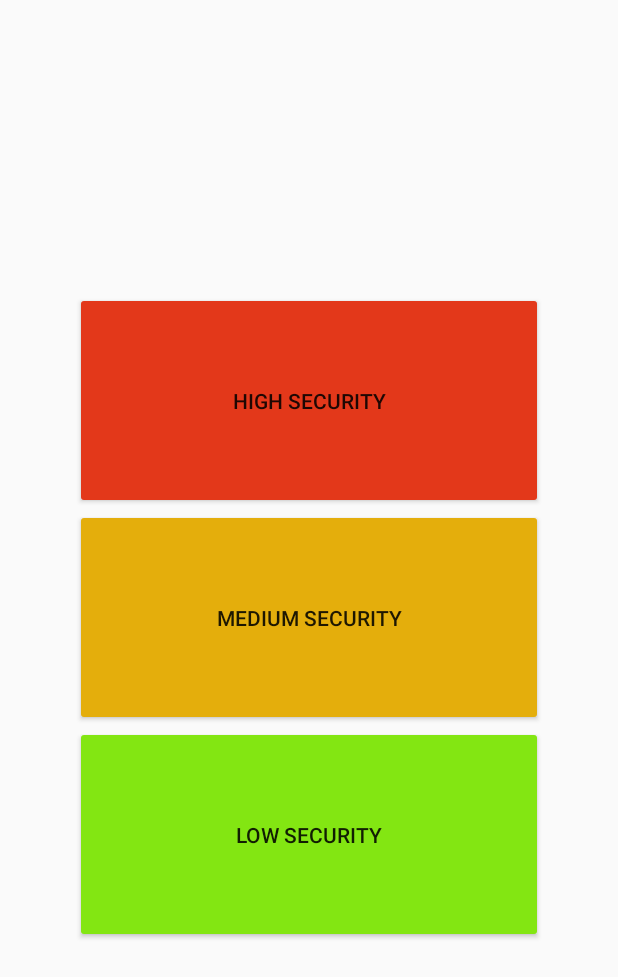
After one commit to Ikewolf77/SYM_Labo3, an Android app: the layout activity_nfc.xml on its own in the app's theme, with its tools: preview values and no code run, on a phone screen of 412 x 824 dp. The commit adds this screen. Shown: the top 977 px of the screen. Run offline under Robolectric (Android 15) with nearby library versions, the phone set to English and light mode, and no system bars.

Commit message:
NFC buttons setup

```diff
--- a/app/build.gradle
+++ b/app/build.gradle
@@ -8,7 +8,7 @@ android {
 
     defaultConfig {
         applicationId "com.moodboardapp.sym_labo2"
-        minSdkVersion 16
+        minSdkVersion 21
         targetSdkVersion 30
         versionCode 1
         versionName "1.0"
--- a/app/src/main/java/com/moodboardapp/sym_labo2/Activity3.kt
+++ b/app/src/main/java/com/moodboardapp/sym_labo2/Activity3.kt
@@ -8,7 +8,7 @@ import android.widget.Button
 import android.widget.EditText
 
 class Activity3 : AppCompatActivity() {
-    /* NFC */
+    /* NFC login */
     private lateinit var usernameInput: EditText
     private lateinit var passwordInput: EditText
     private lateinit var connectButton: Button
@@ -37,7 +37,6 @@ class Activity3 : AppCompatActivity() {
                 startActivity(intent)
             }
         }
-
     }
 
     companion object {
--- a/app/src/main/java/com/moodboardapp/sym_labo2/NFCActivity.kt
+++ b/app/src/main/java/com/moodboardapp/sym_labo2/NFCActivity.kt
@@ -10,10 +10,26 @@ import android.widget.EditText
 class NFCActivity : AppCompatActivity() {
     /* NFC */
 
+    private lateinit var highSecurityButton: Button
+    private lateinit var mediumSecurityButton: Button
+    private lateinit var lowSecurityButton: Button
+
     override fun onCreate(savedInstanceState: Bundle?) {
         super.onCreate(savedInstanceState)
         setContentView(R.layout.activity_3)
 
+        highSecurityButton = findViewById(R.id.high_security)
+        mediumSecurityButton = findViewById(R.id.medium_security)
+        lowSecurityButton = findViewById(R.id.low_security)
 
+        highSecurityButton.setOnClickListener {
+            // todo
+        }
+        mediumSecurityButton.setOnClickListener {
+            // todo
+        }
+        lowSecurityButton.setOnClickListener {
+            // todo
+        }
     }
 }
--- /dev/null
+++ b/app/src/main/res/layout/activity_nfc.xml
@@ -0,0 +1,34 @@
+<?xml version="1.0" encoding="utf-8"?>
+<LinearLayout xmlns:android="http://schemas.android.com/apk/res/android"
+    xmlns:tools="http://schemas.android.com/tools"
+    android:layout_width="match_parent"
+    android:layout_height="match_parent"
+    tools:context=".MainActivity"
+    android:orientation="vertical"
+    android:gravity="center"
+    android:weightSum="5"
+    android:padding="50dp">
+
+    <Button
+        android:id="@+id/high_security"
+        android:layout_width="match_parent"
+        android:layout_height="0dp"
+        android:layout_weight="1"
+        android:backgroundTint="@color/highSecurity"
+        android:text="@string/nfc_high"/>
+    <Button
+        android:id="@+id/medium_security"
+        android:layout_width="match_parent"
+        android:layout_height="0dp"
+        android:layout_weight="1"
+        android:backgroundTint="@color/mediumSecurity"
+        android:text="@string/nfc_medium"/>
+    <Button
+        android:id="@+id/low_security"
+        android:layout_width="match_parent"
+        android:layout_height="0dp"
+        android:layout_weight="1"
+        android:backgroundTint="@color/lowSecurity"
+        android:text="@string/nfc_low"/>
+
+</LinearLayout>
--- a/app/src/main/res/values/colors.xml
+++ b/app/src/main/res/values/colors.xml
@@ -3,4 +3,10 @@
     <color name="colorPrimary">#6200EE</color>
     <color name="colorPrimaryDark">#3700B3</color>
     <color name="colorAccent">#03DAC5</color>
+
+
+    <color name="highSecurity">#E3381A</color>
+    <color name="mediumSecurity">#E4AE0C</color>
+    <color name="lowSecurity">#83E612</color>
+
 </resources>
--- a/app/src/main/res/values/strings.xml
+++ b/app/src/main/res/values/strings.xml
@@ -10,6 +10,8 @@
     <string name="nfc_username">Username</string>
     <string name="nfc_password">Password</string>
     <string name="nfc_connect">Connect</string>
-
+    <string name="nfc_high">High Security</string>
+    <string name="nfc_medium">Medium Security</string>
+    <string name="nfc_low">Low Security</string>
 
 </resources>
```
